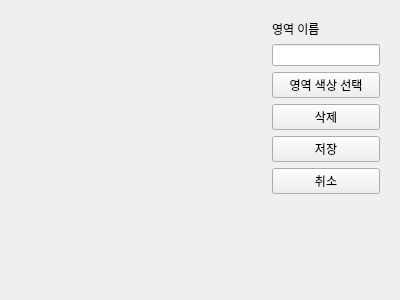
First picture: the form in ui/areawidget.ui, repository VEDA-EAGLES/smart_zone_client, before the edit.
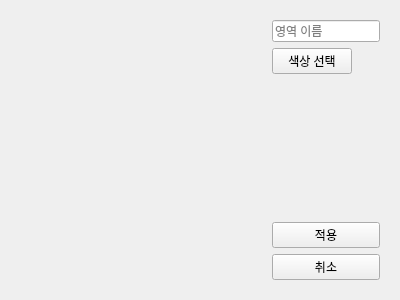
Second picture: the form after the edit.

Commit message:
refactor: 초기화 함수 정리
+ init()
	위젯 초기화 함수
+ initConnect()
	위젯 연결 초기화 함수
+ clearWidget()
	화면의 작업이 끝났을 때 초기화 함수

Diff of the .ui file:
```diff
--- a/ui/areawidget.ui
+++ b/ui/areawidget.ui
@@ -28,42 +28,35 @@
     <widget class="QWidget" name="toolWidget" native="true">
      <layout class="QVBoxLayout" name="verticalLayout">
       <item>
-       <widget class="QLabel" name="areaNameLabel">
-        <property name="text">
+       <widget class="QLineEdit" name="areaNameEdit">
+        <property name="placeholderText">
          <string>영역 이름</string>
         </property>
        </widget>
       </item>
       <item>
-       <widget class="QLineEdit" name="areaNameEdit"/>
-      </item>
+       <layout class="QHBoxLayout" name="horizontalLayout_2">
       <item>
        <widget class="QPushButton" name="colorButton">
         <property name="text">
-         <string>영역 색상 선택</string>
+           <string>색상 선택</string>
         </property>
        </widget>
       </item>
       <item>
-       <widget class="QPushButton" name="deleteButton">
-        <property name="text">
-         <string>삭제</string>
-        </property>
-       </widget>
-      </item>
-      <item>
-       <widget class="QPushButton" name="saveButton">
+         <widget class="QLabel" name="colorPreview">
+          <property name="maximumSize">
+           <size>
+            <width>24</width>
+            <height>24</height>
+           </size>
+          </property>
         <property name="text">
-         <string>저장</string>
+           <string/>
         </property>
        </widget>
       </item>
-      <item>
-       <widget class="QPushButton" name="backButton">
-        <property name="text">
-         <string>취소</string>
-        </property>
-       </widget>
+       </layout>
       </item>
       <item>
        <spacer name="verticalSpacer">
@@ -73,11 +66,25 @@
         <property name="sizeHint" stdset="0">
          <size>
           <width>20</width>
-          <height>122</height>
+          <height>40</height>
          </size>
         </property>
        </spacer>
       </item>
+      <item>
+       <widget class="QPushButton" name="saveButton">
+        <property name="text">
+         <string>적용</string>
+        </property>
+       </widget>
+      </item>
+      <item>
+       <widget class="QPushButton" name="backButton">
+        <property name="text">
+         <string>취소</string>
+        </property>
+       </widget>
+      </item>
      </layout>
     </widget>
    </item>
```
Lines whose indentation alone changed are shown as unchanged. The commit also changes 2 other files.
